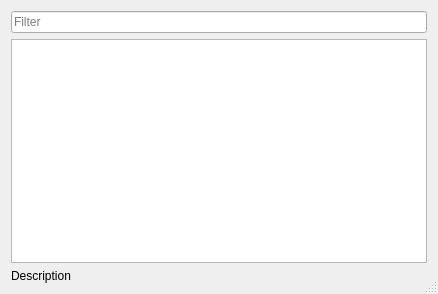
Qt form src/lv2selectorwindow.ui (andrewrk/genesis) before a commit.
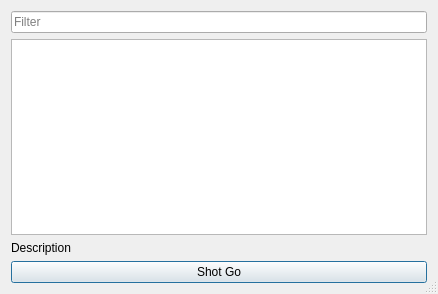
The same form after that commit.

Commit message: display more information about lv2 plugins

Patch:
```diff
--- a/src/lv2selectorwindow.ui
+++ b/src/lv2selectorwindow.ui
@@ -43,6 +43,13 @@
      </property>
     </widget>
    </item>
+   <item>
+    <widget class="QPushButton" name="pushButton">
+     <property name="text">
+      <string>Shot Go</string>
+     </property>
+    </widget>
+   </item>
   </layout>
  </widget>
  <resources/>
```
The commit also changes 2 other files.
